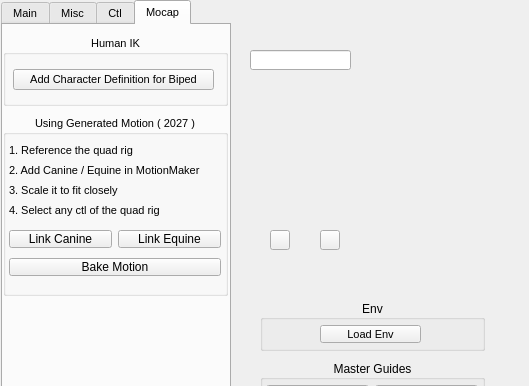
This is nl_modules/nl_rigging_tools.ui in nickyliux/nl_rigging_tools as Qt 5 draws it before an edit; both pictures show x 0 to 529 and y 0 to 386 of the 529 by 901 pixel window. The edited form follows.
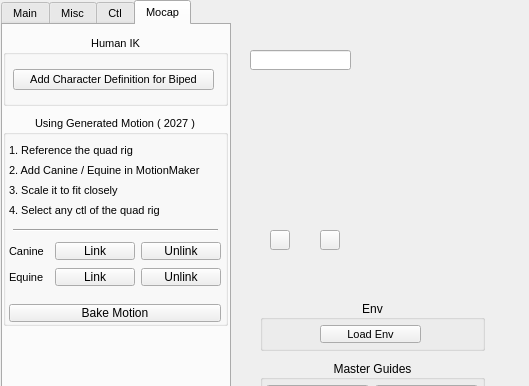
This is the edited form. The open tabs and pages were chosen to show the change.

What changed in the file:
```diff
--- a/nl_modules/nl_rigging_tools.ui
+++ b/nl_modules/nl_rigging_tools.ui
@@ -4056,7 +4056,7 @@
        <x>0</x>
        <y>90</y>
        <width>225</width>
-       <height>181</height>
+       <height>211</height>
       </rect>
      </property>
      <property name="title">
@@ -4072,7 +4072,7 @@
       <property name="geometry">
        <rect>
         <x>0</x>
-        <y>110</y>
+        <y>124</y>
         <width>221</width>
         <height>25</height>
        </rect>
@@ -4085,11 +4085,18 @@
         <number>6</number>
        </property>
        <property name="topMargin">
-        <number>4</number>
+        <number>0</number>
        </property>
        <property name="rightMargin">
         <number>3</number>
        </property>
+       <item>
+        <widget class="QLabel" name="label_22">
+         <property name="text">
+          <string>Canine</string>
+         </property>
+        </widget>
+       </item>
        <item>
         <widget class="QPushButton" name="linkCanine_BN">
          <property name="minimumSize">
@@ -4119,12 +4126,12 @@
           <enum>Qt::LeftToRight</enum>
          </property>
          <property name="text">
-          <string>Link Canine</string>
+          <string>Link</string>
          </property>
         </widget>
        </item>
        <item>
-        <widget class="QPushButton" name="linkEquine_BN">
+        <widget class="QPushButton" name="unlinkCanine_BN">
          <property name="minimumSize">
           <size>
            <width>0</width>
@@ -4152,7 +4159,7 @@
           <enum>Qt::LeftToRight</enum>
          </property>
          <property name="text">
-          <string>Link Equine</string>
+          <string>Unlink</string>
          </property>
         </widget>
        </item>
@@ -4201,7 +4208,7 @@
       <property name="geometry">
        <rect>
         <x>0</x>
-        <y>140</y>
+        <y>186</y>
         <width>221</width>
         <height>25</height>
        </rect>
@@ -4267,6 +4274,119 @@
        <string>3. Scale it to fit closely</string>
       </property>
      </widget>
+     <widget class="QWidget" name="horizontalLayoutWidget_35">
+      <property name="geometry">
+       <rect>
+        <x>0</x>
+        <y>150</y>
+        <width>221</width>
+        <height>25</height>
+       </rect>
+      </property>
+      <layout class="QHBoxLayout" name="horizontalLayout_20">
+       <property name="spacing">
+        <number>6</number>
+       </property>
+       <property name="leftMargin">
+        <number>6</number>
+       </property>
+       <property name="topMargin">
+        <number>0</number>
+       </property>
+       <property name="rightMargin">
+        <number>3</number>
+       </property>
+       <item>
+        <widget class="QLabel" name="label_23">
+         <property name="text">
+          <string>Equine</string>
+         </property>
+        </widget>
+       </item>
+       <item>
+        <widget class="QPushButton" name="linkEquine_BN">
+         <property name="minimumSize">
+          <size>
+           <width>0</width>
+           <height>0</height>
+          </size>
+         </property>
+         <property name="maximumSize">
+          <size>
+           <width>16777215</width>
+           <height>18</height>
+          </size>
+         </property>
+         <property name="font">
+          <font>
+           <family>Segoe UI</family>
+           <pointsize>9</pointsize>
+           <weight>50</weight>
+           <bold>false</bold>
+          </font>
+         </property>
+         <property name="toolTip">
+          <string>Connect to Equine</string>
+         </property>
+         <property name="layoutDirection">
+          <enum>Qt::LeftToRight</enum>
+         </property>
+         <property name="text">
+          <string>Link</string>
+         </property>
+        </widget>
+       </item>
+       <item>
+        <widget class="QPushButton" name="unlinkEquine_BN">
+         <property name="minimumSize">
+          <size>
+           <width>0</width>
+           <height>0</height>
+          </size>
+         </property>
+         <property name="maximumSize">
+          <size>
+           <width>16777215</width>
+           <height>18</height>
+          </size>
+         </property>
+         <property name="font">
+          <font>
+           <family>Segoe UI</family>
+           <pointsize>9</pointsize>
+           <weight>50</weight>
+           <bold>false</bold>
+          </font>
+         </property>
+         <property name="toolTip">
+          <string>Connect to Canine</string>
+         </property>
+         <property name="layoutDirection">
+          <enum>Qt::LeftToRight</enum>
+         </property>
+         <property name="text">
+          <string>Unlink</string>
+         </property>
+        </widget>
+       </item>
+      </layout>
+     </widget>
+     <widget class="Line" name="line_5">
+      <property name="geometry">
+       <rect>
+        <x>10</x>
+        <y>114</y>
+        <width>205</width>
+        <height>3</height>
+       </rect>
+      </property>
+      <property name="lineWidth">
+       <number>1</number>
+      </property>
+      <property name="orientation">
+       <enum>Qt::Horizontal</enum>
+      </property>
+     </widget>
     </widget>
     <widget class="QGroupBox" name="groupBox_22">
      <property name="geometry">
```
Left out of the diff: 2 changed lines with no effect on the pictures.
